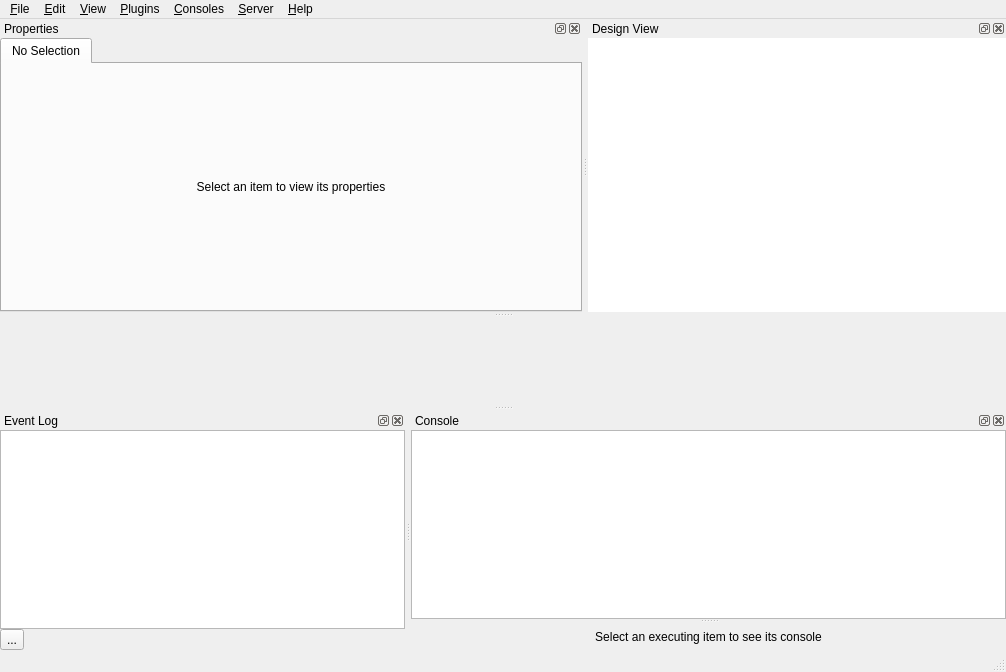
Qt form spinetoolbox/ui/mainwindow.ui (spine-tools/Spine-Toolbox) before a commit.
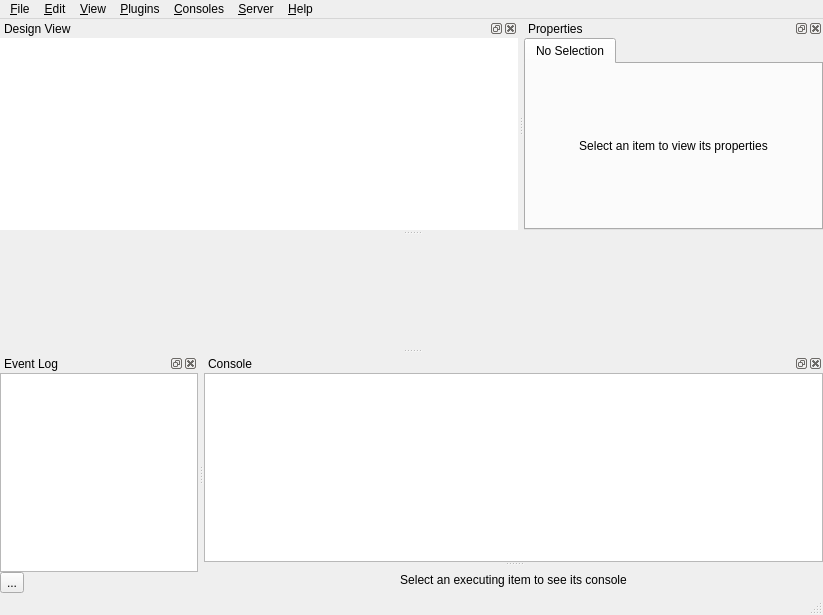
The same form after that commit. Icons and pictures are not drawn. Custom widgets are drawn as their Qt base class.

```diff
--- a/spinetoolbox/ui/mainwindow.ui
+++ b/spinetoolbox/ui/mainwindow.ui
@@ -19,8 +19,8 @@
    <rect>
     <x>0</x>
     <y>0</y>
-    <width>1006</width>
-    <height>672</height>
+    <width>823</width>
+    <height>615</height>
    </rect>
   </property>
   <property name="windowTitle">
@@ -35,7 +35,7 @@
     <rect>
      <x>0</x>
      <y>0</y>
-     <width>1006</width>
+     <width>823</width>
      <height>33</height>
     </rect>
    </property>
@@ -145,8 +145,8 @@
    </property>
    <property name="minimumSize">
     <size>
-     <width>174</width>
-     <height>184</height>
+     <width>82</width>
+     <height>104</height>
     </size>
    </property>
    <property name="features">
@@ -224,81 +224,6 @@
     </layout>
    </widget>
   </widget>
-  <widget class="QDockWidget" name="dockWidget_item">
-   <property name="minimumSize">
-    <size>
-     <width>356</width>
-     <height>293</height>
-    </size>
-   </property>
-   <property name="windowTitle">
-    <string>Properties</string>
-   </property>
-   <attribute name="dockWidgetArea">
-    <number>4</number>
-   </attribute>
-   <widget class="QWidget" name="dockWidgetContents_3">
-    <layout class="QVBoxLayout" name="verticalLayout">
-     <property name="spacing">
-      <number>6</number>
-     </property>
-     <property name="leftMargin">
-      <number>0</number>
-     </property>
-     <property name="topMargin">
-      <number>0</number>
-     </property>
-     <property name="rightMargin">
-      <number>0</number>
-     </property>
-     <property name="bottomMargin">
-      <number>0</number>
-     </property>
-     <item>
-      <widget class="QTabWidget" name="tabWidget_item_properties">
-       <property name="styleSheet">
-        <string notr="true"/>
-       </property>
-       <property name="currentIndex">
-        <number>0</number>
-       </property>
-       <widget class="QWidget" name="tab_no_selection">
-        <attribute name="title">
-         <string>No Selection</string>
-        </attribute>
-        <layout class="QVBoxLayout" name="verticalLayout_14">
-         <property name="leftMargin">
-          <number>6</number>
-         </property>
-         <property name="topMargin">
-          <number>6</number>
-         </property>
-         <property name="rightMargin">
-          <number>6</number>
-         </property>
-         <property name="bottomMargin">
-          <number>6</number>
-         </property>
-         <item>
-          <widget class="QLabel" name="label_no_selection">
-           <property name="text">
-            <string>Select an item to view its properties</string>
-           </property>
-           <property name="alignment">
-            <set>Qt::AlignmentFlag::AlignCenter</set>
-           </property>
-           <property name="wordWrap">
-            <bool>true</bool>
-           </property>
-          </widget>
-         </item>
-        </layout>
-       </widget>
-      </widget>
-     </item>
-    </layout>
-   </widget>
-  </widget>
   <widget class="QDockWidget" name="dockWidget_console">
    <property name="floating">
     <bool>false</bool>
@@ -418,6 +343,81 @@
     </layout>
    </widget>
   </widget>
+  <widget class="QDockWidget" name="dockWidget_item">
+   <property name="minimumSize">
+    <size>
+     <width>127</width>
+     <height>101</height>
+    </size>
+   </property>
+   <property name="windowTitle">
+    <string>Properties</string>
+   </property>
+   <attribute name="dockWidgetArea">
+    <number>4</number>
+   </attribute>
+   <widget class="QWidget" name="dockWidgetContents_3">
+    <layout class="QVBoxLayout" name="verticalLayout">
+     <property name="spacing">
+      <number>6</number>
+     </property>
+     <property name="leftMargin">
+      <number>0</number>
+     </property>
+     <property name="topMargin">
+      <number>0</number>
+     </property>
+     <property name="rightMargin">
+      <number>0</number>
+     </property>
+     <property name="bottomMargin">
+      <number>0</number>
+     </property>
+     <item>
+      <widget class="QTabWidget" name="tabWidget_item_properties">
+       <property name="styleSheet">
+        <string notr="true"/>
+       </property>
+       <property name="currentIndex">
+        <number>0</number>
+       </property>
+       <widget class="QWidget" name="tab_no_selection">
+        <attribute name="title">
+         <string>No Selection</string>
+        </attribute>
+        <layout class="QVBoxLayout" name="verticalLayout_14">
+         <property name="leftMargin">
+          <number>6</number>
+         </property>
+         <property name="topMargin">
+          <number>6</number>
+         </property>
+         <property name="rightMargin">
+          <number>6</number>
+         </property>
+         <property name="bottomMargin">
+          <number>6</number>
+         </property>
+         <item>
+          <widget class="QLabel" name="label_no_selection">
+           <property name="text">
+            <string>Select an item to view its properties</string>
+           </property>
+           <property name="alignment">
+            <set>Qt::AlignmentFlag::AlignCenter</set>
+           </property>
+           <property name="wordWrap">
+            <bool>true</bool>
+           </property>
+          </widget>
+         </item>
+        </layout>
+       </widget>
+      </widget>
+     </item>
+    </layout>
+   </widget>
+  </widget>
   <action name="actionQuit">
    <property name="icon">
     <iconset resource="resources/resources_icons.qrc">
```
Left out of the diff: 15 changed lines with no effect on the pictures.
